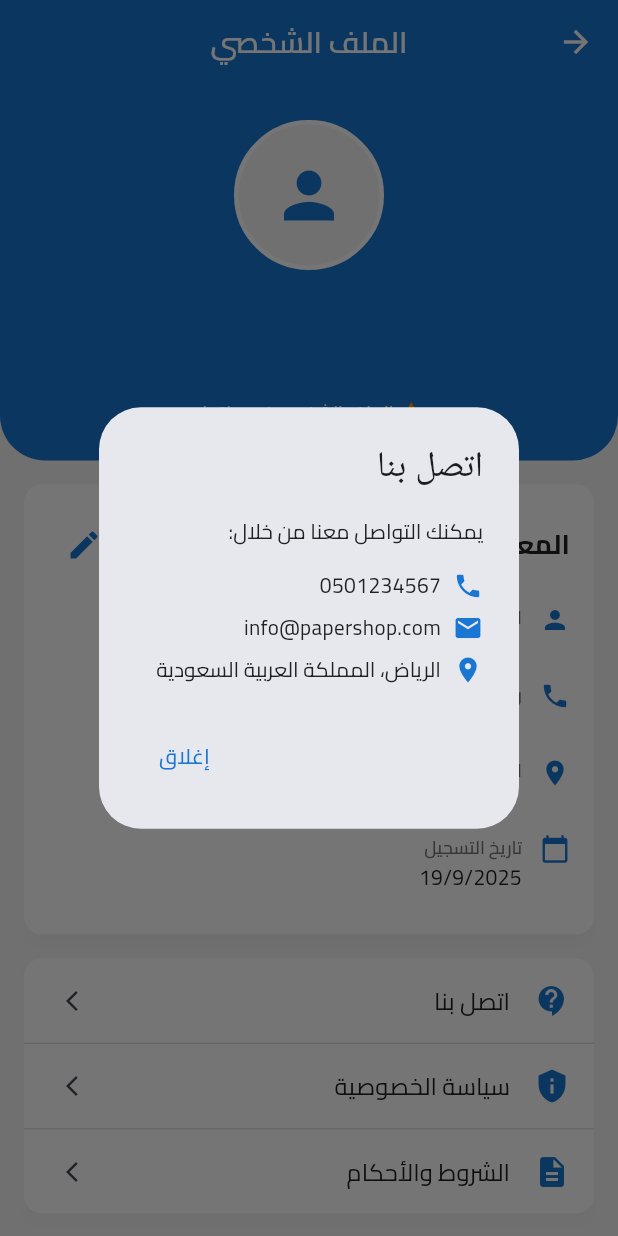
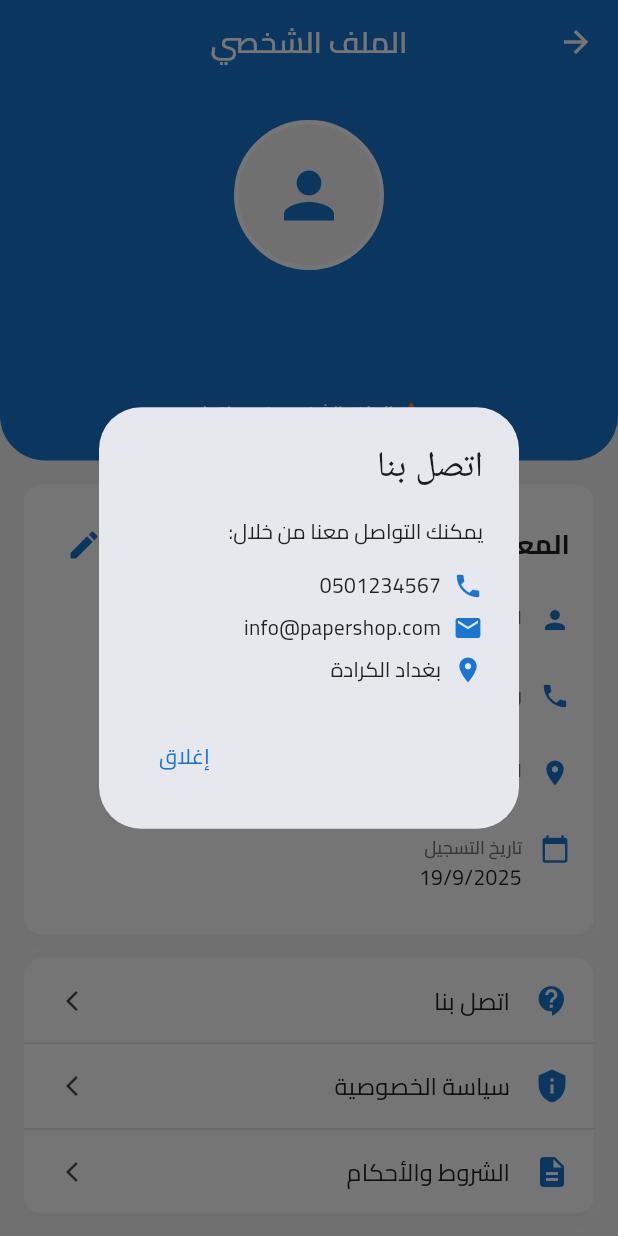
Before and after one commit to aalitariq44/paper-shop, a Flutter app: the ProfileScreen screen opened by its route, after a tap on "اتصل بنا", on a phone screen of 412 x 824 dp. Run offline on Flutter 3.47's test engine with Material 3 defaults, Android fonts, the phone set to English and light mode, and no system bars; our stand-ins replace cloud_firestore, firebase_auth, firebase_core, google_sign_in, shared_preferences; accounts and stored records are empty; network calls fail.

Commit message:
تعديلات

```diff
--- a/lib/presentation/screens/profile/profile_screen.dart
+++ b/lib/presentation/screens/profile/profile_screen.dart
@@ -451,7 +451,7 @@ class _ProfileScreenState extends State<ProfileScreen> {
                   size: 20,
                 ),
                 SizedBox(width: 8),
-                Expanded(child: Text('الرياض، المملكة العربية السعودية')),
+                Expanded(child: Text('بغداد الكرادة')),
               ],
             ),
           ],
```
